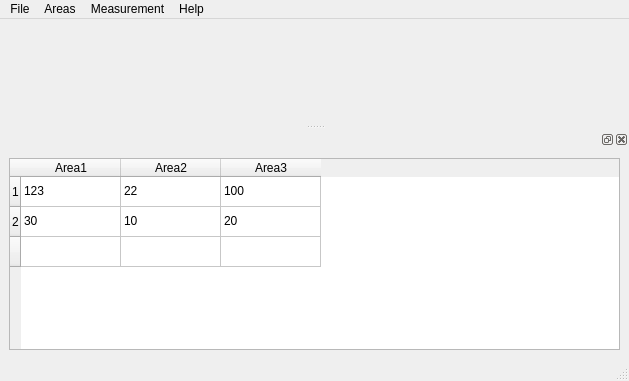
Above: ui/mainwindow.ui from AdamsPL/amt before the change. Below: the same form after it.
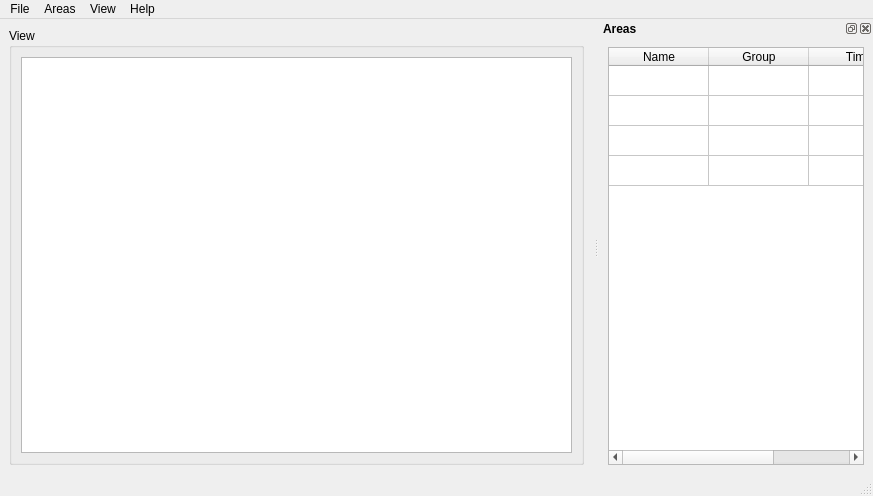
That is the form after the change. Icons and pictures are not drawn.

The edit to the form file:
```diff
--- a/ui/mainwindow.ui
+++ b/ui/mainwindow.ui
@@ -6,23 +6,52 @@
    <rect>
     <x>0</x>
     <y>0</y>
-    <width>629</width>
-    <height>381</height>
+    <width>873</width>
+    <height>496</height>
    </rect>
   </property>
   <property name="windowTitle">
    <string>AMT</string>
   </property>
   <widget class="QWidget" name="centralwidget">
-   <layout class="QHBoxLayout" name="horizontalLayout"/>
+   <property name="sizePolicy">
+    <sizepolicy hsizetype="Expanding" vsizetype="Expanding">
+     <horstretch>0</horstretch>
+     <verstretch>0</verstretch>
+    </sizepolicy>
+   </property>
+   <layout class="QHBoxLayout" name="horizontalLayout" stretch="0">
+    <item>
+     <widget class="QGroupBox" name="groupBox">
+      <property name="title">
+       <string>View</string>
+      </property>
+      <layout class="QHBoxLayout" name="horizontalLayout_3">
+       <item>
+        <widget class="QGraphicsView" name="graphicsView">
+         <property name="backgroundBrush">
+          <brush brushstyle="SolidPattern">
+           <color alpha="255">
+            <red>0</red>
+            <green>0</green>
+            <blue>0</blue>
+           </color>
+          </brush>
+         </property>
+        </widget>
+       </item>
+      </layout>
+     </widget>
+    </item>
+   </layout>
   </widget>
   <widget class="QMenuBar" name="menubar">
    <property name="geometry">
     <rect>
      <x>0</x>
      <y>0</y>
-     <width>629</width>
-     <height>19</height>
+     <width>873</width>
+     <height>21</height>
     </rect>
    </property>
    <widget class="QMenu" name="menuFile">
@@ -54,96 +83,86 @@
     <addaction name="actionDelete"/>
     <addaction name="actionDelete_2"/>
    </widget>
-   <widget class="QMenu" name="menuMeasurement">
+   <widget class="QMenu" name="menuView">
     <property name="title">
-     <string>Measurement</string>
+     <string>View</string>
     </property>
     <addaction name="actionStart"/>
     <addaction name="actionReset"/>
    </widget>
    <addaction name="menuFile"/>
    <addaction name="menuAreas"/>
-   <addaction name="menuMeasurement"/>
+   <addaction name="menuView"/>
    <addaction name="menuHelp"/>
   </widget>
   <widget class="QStatusBar" name="statusbar"/>
-  <widget class="QDockWidget" name="dockWidget">
+  <widget class="QDockWidget" name="dockWidget_2">
+   <property name="font">
+    <font>
+     <weight>75</weight>
+     <bold>true</bold>
+    </font>
+   </property>
+   <property name="windowTitle">
+    <string>Areas</string>
+   </property>
    <attribute name="dockWidgetArea">
-    <number>8</number>
+    <number>2</number>
    </attribute>
-   <widget class="QWidget" name="dockWidgetContents">
-    <layout class="QHBoxLayout" name="horizontalLayout_2">
+   <widget class="QWidget" name="dockWidgetContents_2">
+    <layout class="QVBoxLayout" name="verticalLayout" stretch="0">
+     <property name="sizeConstraint">
+      <enum>QLayout::SetNoConstraint</enum>
+     </property>
      <item>
       <widget class="QTableWidget" name="tableWidget">
-       <attribute name="horizontalHeaderCascadingSectionResizes">
+       <property name="sortingEnabled">
         <bool>true</bool>
+       </property>
+       <property name="columnCount">
+        <number>3</number>
+       </property>
+       <attribute name="horizontalHeaderShowSortIndicator" stdset="0">
+        <bool>true</bool>
        </attribute>
-       <attribute name="horizontalHeaderStretchLastSection">
+       <attribute name="verticalHeaderVisible">
         <bool>false</bool>
        </attribute>
-       <attribute name="verticalHeaderStretchLastSection">
-        <bool>false</bool>
-       </attribute>
        <row>
-        <property name="text">
-         <string>1</string>
-        </property>
-       </row>
-       <row>
-        <property name="text">
-         <string>2</string>
-        </property>
-       </row>
-       <row>
-        <property name="text">
-         <string/>
-        </property>
-       </row>
-       <column>
         <property name="text">
          <string>Area1</string>
         </property>
-       </column>
-       <column>
+       </row>
+       <row>
         <property name="text">
          <string>Area2</string>
         </property>
-       </column>
-       <column>
+       </row>
+       <row>
         <property name="text">
          <string>Area3</string>
         </property>
-       </column>
-       <item row="0" column="0">
+       </row>
+       <row>
         <property name="text">
-         <string>123</string>
+         <string>Area4</string>
         </property>
-       </item>
-       <item row="0" column="1">
+       </row>
+       <column>
         <property name="text">
-         <string>22</string>
+         <string>Name</string>
         </property>
-       </item>
-       <item row="0" column="2">
+       </column>
+       <column>
         <property name="text">
-         <string>100</string>
+         <string>Group</string>
         </property>
-       </item>
-       <item row="1" column="0">
+       </column>
+       <column>
         <property name="text">
-         <string>30</string>
+         <string>Time</string>
         </property>
-       </item>
-       <item row="1" column="1">
-        <property name="text">
-         <string>10</string>
-        </property>
-       </item>
-       <item row="1" column="2">
-        <property name="text">
-         <string>20</string>
-        </property>
-       </item>
+       </column>
       </widget>
      </item>
     </layout>
```
Left out of the diff: 79 changed lines with no effect on the pictures.
